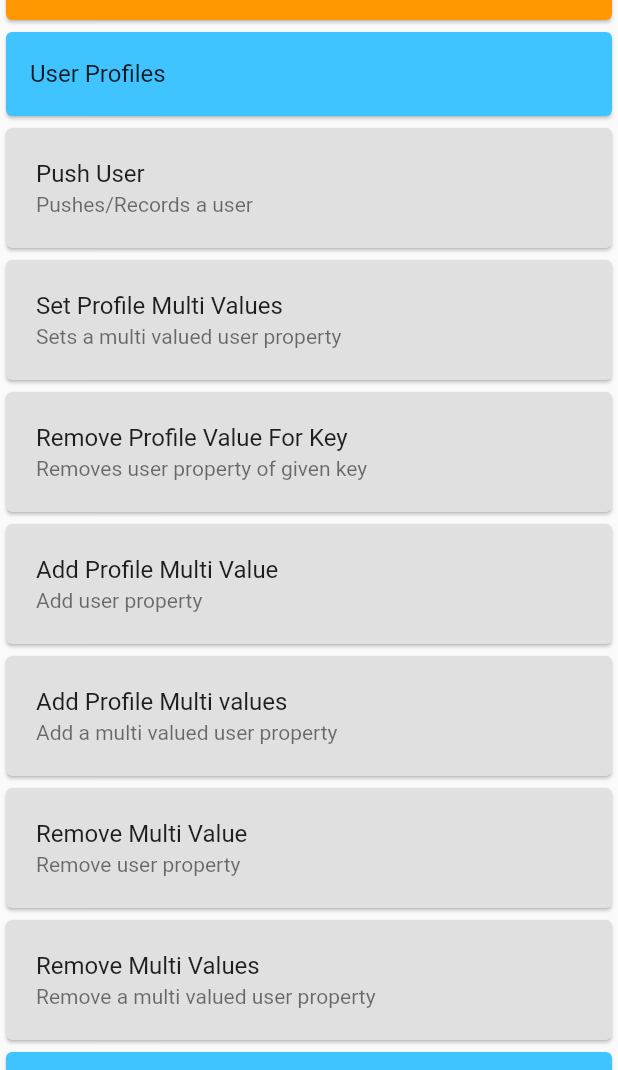
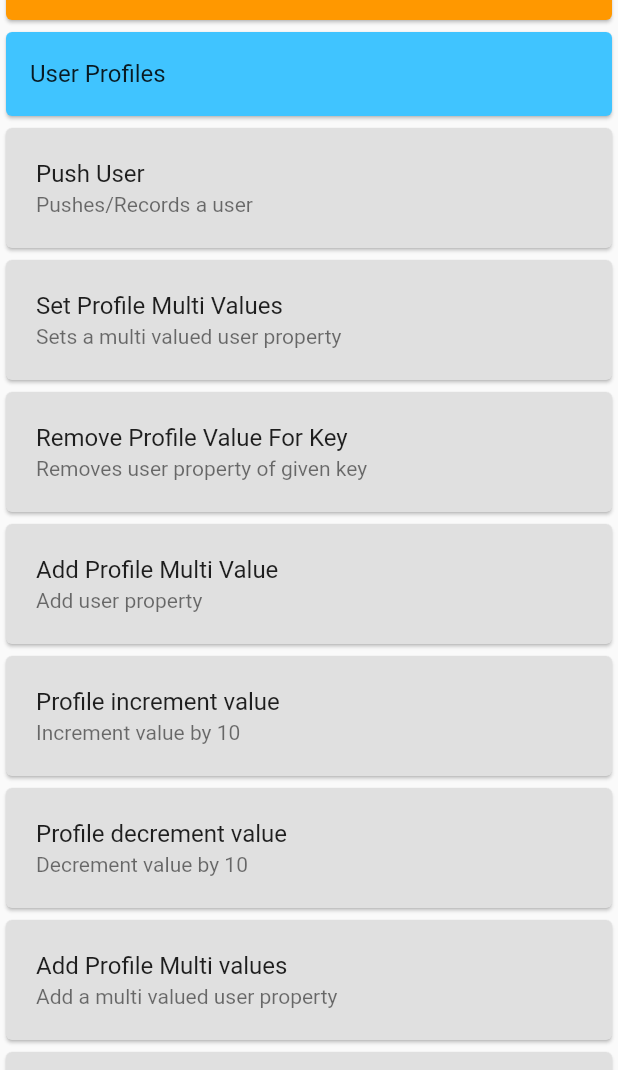
Before and after one commit to CleverTap/clevertap-flutter, a Flutter app: the screen it shows after launch, on a phone screen of 412 x 824 dp, the part 166-1236 px from its top. Run offline on Flutter 3.47's test engine with Material 2 defaults, Android fonts, the phone set to English and light mode, and no system bars; drawn by our look-alikes of flutter_styled_toast.

Commit message:
task(sdk-1032) add incr/decr methods for int/double data types

```diff
--- a/example/lib/main.dart
+++ b/example/lib/main.dart
@@ -250,6 +250,28 @@ class _MyAppState extends State<MyApp> {
                       title: Text("Add Profile Multi Value"),
                       subtitle: Text("Add user property"),
                       onTap: addMultiValue,
+                    ),
+                  ),
+                ),
+                Card(
+                  color: Colors.grey.shade300,
+                  child: Padding(
+                    padding: const EdgeInsets.all(4.0),
+                    child: ListTile(
+                      title: Text("Profile increment value"),
+                      subtitle: Text("Increment value by 10"),
+                      onTap: incrementValue,
+                    ),
+                  ),
+                ),
+                Card(
+                  color: Colors.grey.shade300,
+                  child: Padding(
+                    padding: const EdgeInsets.all(4.0),
+                    child: ListTile(
+                      title: Text("Profile decrement value"),
+                      subtitle: Text("Decrement value by 10"),
+                      onTap: decrementValue,
                     ),
                   ),
                 ),
@@ -1165,6 +1187,18 @@ class _MyAppState extends State<MyApp> {
     showToast("check console for details");
   }
 
+  void incrementValue() {
+    var value = 10;
+    CleverTapPlugin.profileIncrementIntValue("props", value);
+    showToast("check console for details");
+  }
+
+  void decrementValue() {
+    var value = 10.00;
+    CleverTapPlugin.profileDecrementDoubleValue("props", value);
+    showToast("check console for details");
+  }
+
   void addMultiValues() {
     var values = ["value1", "value2"];
     CleverTapPlugin.profileAddMultiValues("props", values);
--- a/lib/clevertap_plugin.dart
+++ b/lib/clevertap_plugin.dart
@@ -501,6 +501,26 @@ class CleverTapPlugin {
         .invokeMethod('profileAddMultiValue', {'key': key, 'value': value});
   }
 
+  static Future<void> profileIncrementIntValue(String key, int value) async {
+    return await _channel
+        .invokeMethod('profileIncrementIntValue', {'key': key, 'value': value});
+  }
+
+  static Future<void> profileDecrementIntValue(String key, int value) async {
+    return await _channel
+        .invokeMethod('profileDecrementIntValue', {'key': key, 'value': value});
+  }
+
+  static Future<void> profileIncrementDoubleValue(String key, double value) async {
+    return await _channel
+        .invokeMethod('profileIncrementDoubleValue', {'key': key, 'value': value});
+  }
+
+  static Future<void> profileDecrementDoubleValue(String key, double value) async {
+    return await _channel
+        .invokeMethod('profileDecrementDoubleValue', {'key': key, 'value': value});
+  }
+
   /// Add a collection of unique values to a multi-value user profile property
   /// If the property does not exist it will be created
   /// <p/>
```
Also changed, not shown: 1 other file.
